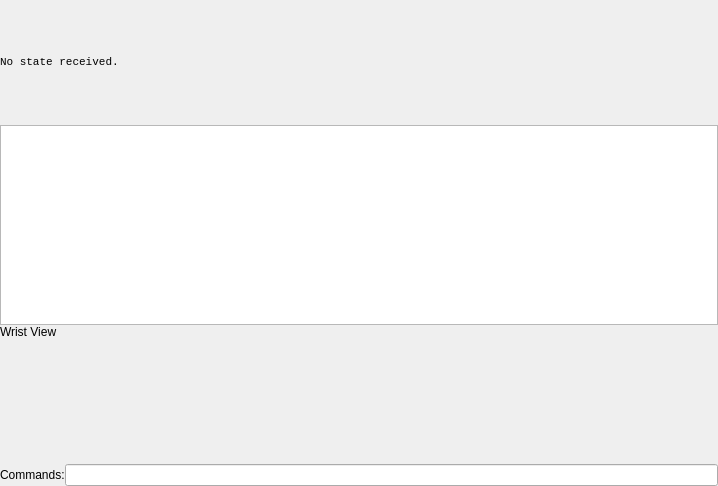
Old version of the form src/qtgui/armwidget.ui in the repository h2r/ein.
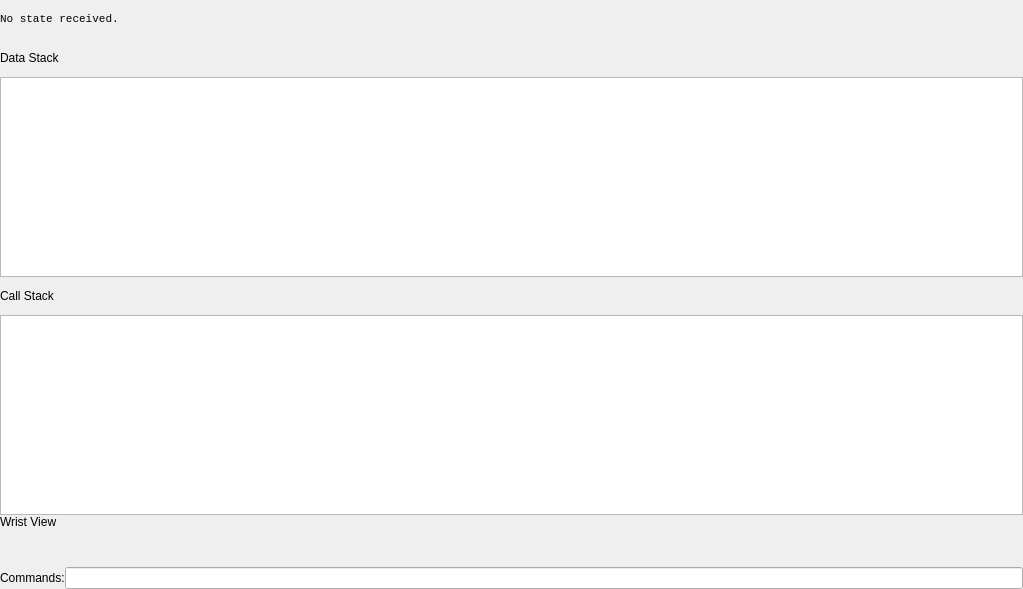
New version of the form.

Commit message: data stack/call stack

What changed in the file:
```diff
--- a/src/qtgui/armwidget.ui
+++ b/src/qtgui/armwidget.ui
@@ -6,8 +6,8 @@
    <rect>
     <x>0</x>
     <y>0</y>
-    <width>718</width>
-    <height>486</height>
+    <width>1023</width>
+    <height>589</height>
    </rect>
   </property>
   <property name="windowTitle">
@@ -29,17 +29,27 @@
    <property name="spacing">
     <number>0</number>
    </property>
-   <item row="4" column="1">
+   <item row="5" column="0" colspan="2">
+    <widget class="QTableView" name="callStackTableView">
+     <property name="maximumSize">
+      <size>
+       <width>16777215</width>
+       <height>200</height>
+      </size>
+     </property>
+    </widget>
+   </item>
+   <item row="8" column="1">
     <widget class="QLineEdit" name="commandEdit"/>
    </item>
-   <item row="4" column="0">
+   <item row="8" column="0">
     <widget class="QLabel" name="label_2">
      <property name="text">
       <string>Commands:</string>
      </property>
     </widget>
    </item>
-   <item row="3" column="0" colspan="2">
+   <item row="7" column="0" colspan="2">
     <widget class="QFrame" name="wristViewFrame">
      <property name="frameShape">
       <enum>QFrame::NoFrame</enum>
@@ -66,7 +76,7 @@
      </layout>
     </widget>
    </item>
-   <item row="2" column="0" colspan="2">
+   <item row="6" column="0" colspan="2">
     <widget class="QLabel" name="label">
      <property name="sizePolicy">
       <sizepolicy hsizetype="Preferred" vsizetype="Fixed">
@@ -79,8 +89,8 @@
      </property>
     </widget>
    </item>
-   <item row="1" column="0" colspan="2">
-    <widget class="QTableView" name="stackTableView">
+   <item row="3" column="0" colspan="2">
+    <widget class="QTableView" name="dataStackTableView">
      <property name="maximumSize">
       <size>
        <width>16777215</width>
@@ -122,6 +132,20 @@
      </property>
     </widget>
    </item>
+   <item row="1" column="0">
+    <widget class="QLabel" name="label_3">
+     <property name="text">
+      <string>Data Stack</string>
+     </property>
+    </widget>
+   </item>
+   <item row="4" column="0">
+    <widget class="QLabel" name="label_4">
+     <property name="text">
+      <string>Call Stack</string>
+     </property>
+    </widget>
+   </item>
   </layout>
  </widget>
  <resources/>
```
The commit also changes 2 other files.
